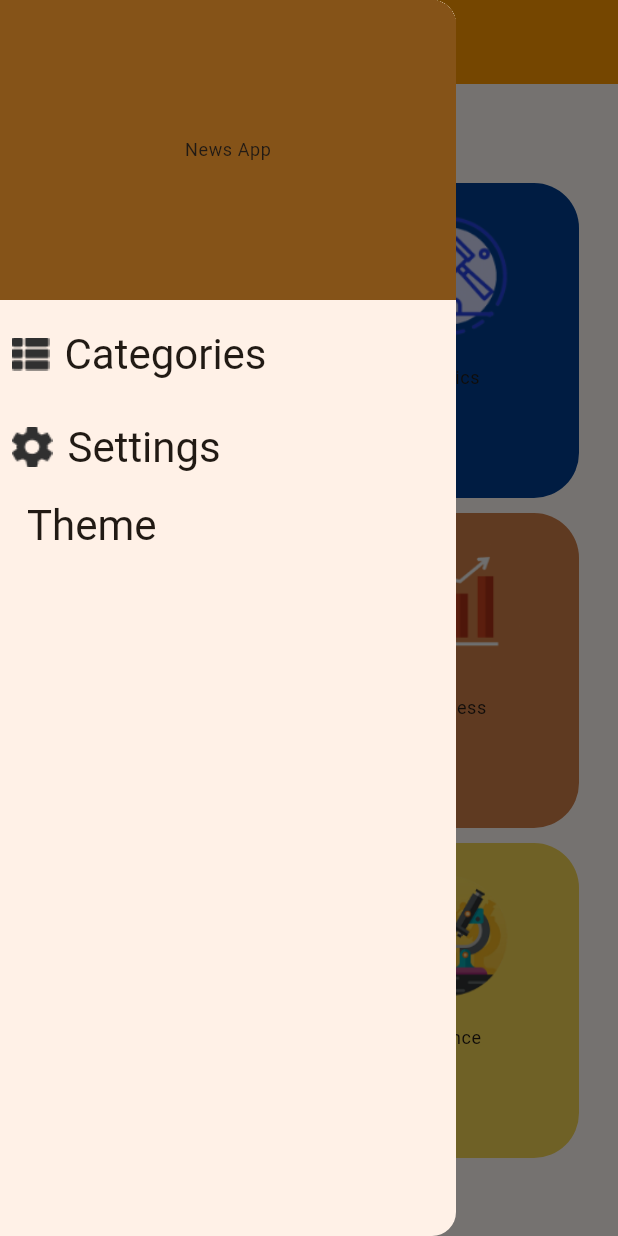
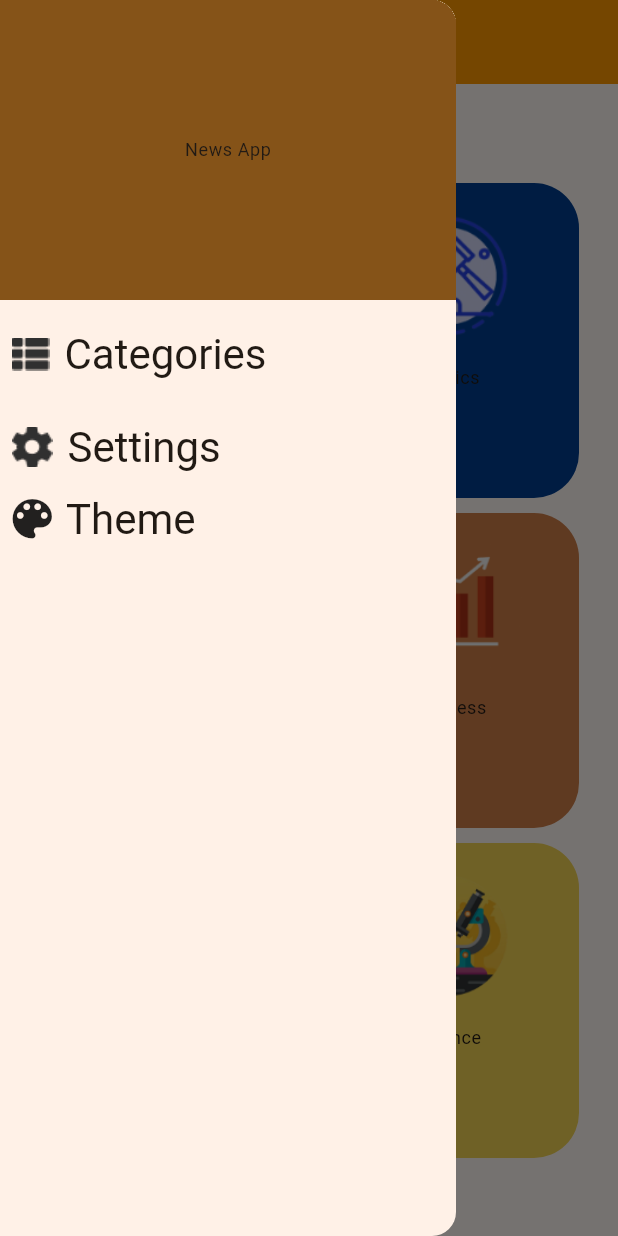
Before and after one commit to Ahmedanwar10/News_App_, a Flutter app: the screen it shows after launch, with the side drawer open, on a phone screen of 412 x 824 dp. Run offline on Flutter 3.47's test engine with Material 3 defaults, Android fonts, the phone set to English and light mode, and no system bars; our stand-ins replace cached_network_image, flutter_bloc, hydrated_bloc.

Commit message:
Adjust padding in theme selection UI and update icon size

```diff
--- a/lib/featured/home/home_layout.dart
+++ b/lib/featured/home/home_layout.dart
@@ -98,10 +98,12 @@ class _HomeLayoutState extends State<HomeLayout> {
     Navigator.pushNamed(context, '/theme'); // التنقل إلى صفحة الثيم
   },
   child: Padding(
-    padding: const EdgeInsets.all(8.0),
+    padding: const EdgeInsets.all(4.0),
     child: Row(
+
       children: [
-        SizedBox(width: 10),
+         Icon(Icons.color_lens,size:35),
+        SizedBox(width: 5),
         Text(
           "Theme",
           style: Theme.of(context).textTheme.headlineMedium,
```
